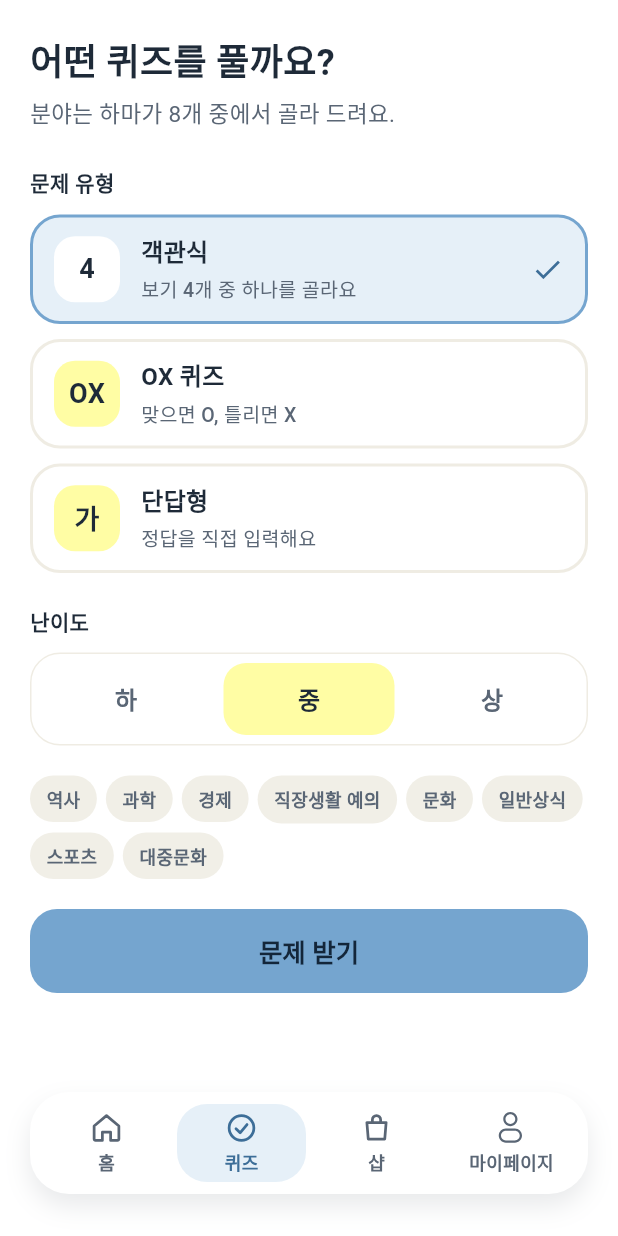
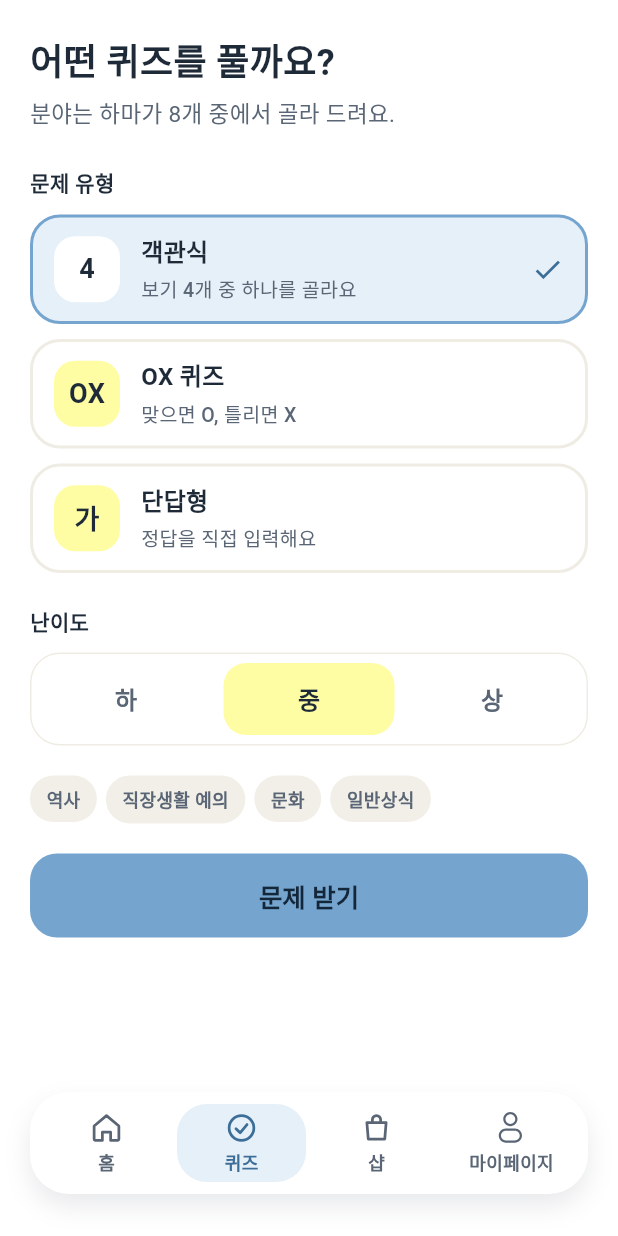
Before and after one commit to team-hippocrates/hama-frontend, a Flutter app: the MainScreen screen opened directly, item 2 of the bottom bar chosen, on a phone screen of 412 x 824 dp. Run offline on Flutter 3.47's test engine with Material 3 defaults, Android fonts, the phone set to English and light mode, and no system bars; our stand-ins replace flutter_svg; Roboto replaces fonts that are missing (BMJUA, Pretendard).

Commit message:
fix: 퀴즈 분야를 4개로 줄이고 안내 문구 수정

```diff
--- a/lib/screens/home/widgets/today_quiz_card.dart
+++ b/lib/screens/home/widgets/today_quiz_card.dart
@@ -55,7 +55,7 @@ class TodayQuizCard extends StatelessWidget {
                 const SizedBox(height: 14),
                 const Row(
                   children: [
-                    _Tag('#8개 분야 랜덤'),
+                    _Tag('#4개 분야 랜덤'),
                     SizedBox(width: 6),
                     _Tag('#AI 출제'),
                   ],
--- a/lib/screens/quiz/quiz_screen.dart
+++ b/lib/screens/quiz/quiz_screen.dart
@@ -17,16 +17,7 @@ class _QuizScreenState extends State<QuizScreen> {
   QuizType _type = QuizType.multipleChoice; // 처음엔 객관식 선택
   QuizDifficulty _difficulty = QuizDifficulty.normal; // 처음엔 난이도 중
 
-  static const _categories = [
-    '역사',
-    '과학',
-    '경제',
-    '직장생활 예의',
-    '문화',
-    '일반상식',
-    '스포츠',
-    '대중문화',
-  ];
+  static const _categories = ['역사', '직장생활 예의', '문화', '일반상식'];
 
   void _requestQuiz() {
     // TODO(백엔드): 선택한 유형(_type)·난이도(_difficulty)로 문제 요청 API 호출
```
